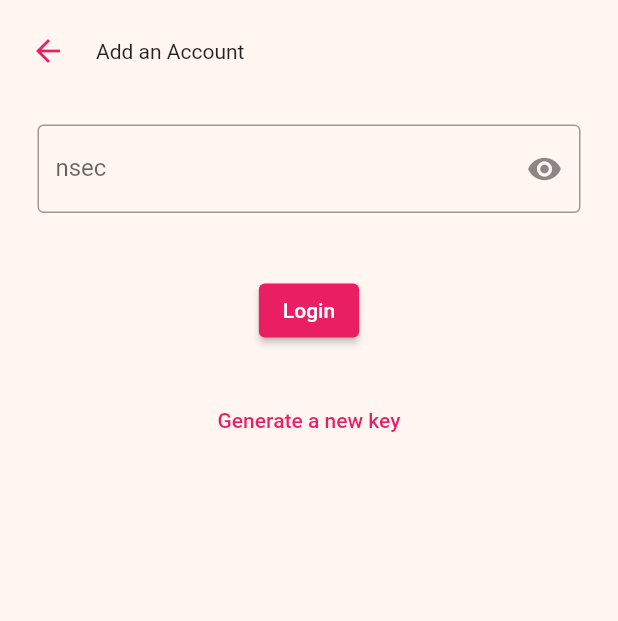
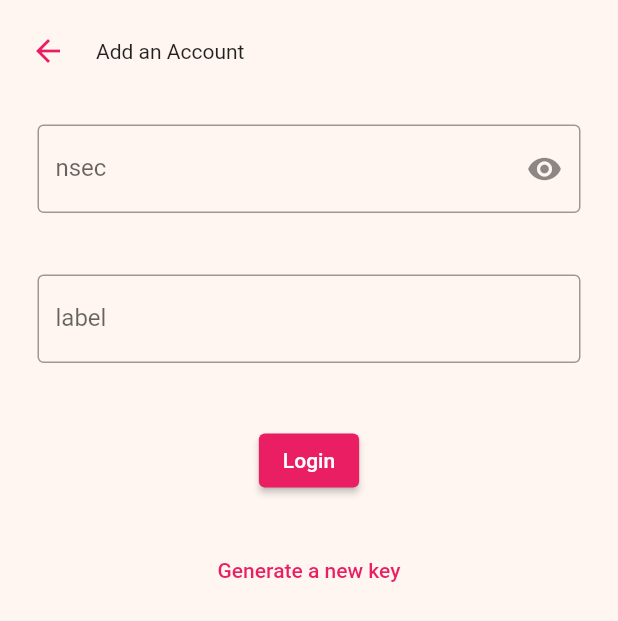
Before and after one commit to wavlake/watermelon, a Flutter app: the screen it shows after launch, on a phone screen of 412 x 824 dp. Shown: the top 621 px of the screen. Run offline on Flutter 3.47's test engine with Material 2 defaults, Android fonts, the phone set to English and light mode, and no system bars; our stand-ins replace flutter_secure_storage, get_storage; missing offline and left inert: mobile_scanner, nostr, nostr_tools; accounts and stored records are empty; Roboto replaces fonts that are missing (Poppins).

Commit message:
add label edit label

```diff
--- a/lib/components/buttons.dart
+++ b/lib/components/buttons.dart
@@ -1,5 +1,5 @@
 import 'package:flutter/material.dart';
-import '../../model/profiles.dart';
+import '../model/user_profile.dart';
 import '../../model/state.dart';
 
 // This is currently not used anywhere, but it's a good example of how to create a custom button.
--- a/lib/components/delete_profile_dialog.dart
+++ b/lib/components/delete_profile_dialog.dart
@@ -1,6 +1,6 @@
 import 'package:provider/provider.dart';
 import 'package:flutter/material.dart';
-import 'package:watermelon/model/profiles.dart';
+import 'package:watermelon/model/user_profile.dart';
 import '../model/state.dart';
 
 Future<void> deleteProfileDialog(BuildContext context, UserProfile profile,
--- a/lib/components/top_back_button.dart
+++ b/lib/components/top_back_button.dart
@@ -9,19 +9,19 @@ Map<Screen, Screen> backButtonMap = {
   Screen.addUserProfile: Screen.signing,
   Screen.signing: Screen.addUserProfile,
   Screen.scanner: Screen.signing,
+  Screen.editUserProfile: Screen.signing,
 };
 
 class TopBackButton extends StatelessWidget {
-  const TopBackButton({
-    super.key,
-    this.title = "",
-  });
+  const TopBackButton({super.key, this.title = ""});
 
   final String title;
 
   @override
   Widget build(BuildContext context) {
     var appState = context.watch<AppState>();
+
+    Screen? targetScreen = backButtonMap[appState.currentScreen];
 
     return Padding(
       padding: const EdgeInsets.only(top: 10),
@@ -33,8 +33,7 @@ class TopBackButton extends StatelessWidget {
               TextButton(
                   onPressed:
                       () => // lookup the back button's target screen using the current screen
-                          appState
-                              .navigate(backButtonMap[appState.currentScreen]!),
+                          appState.navigate(targetScreen ?? Screen.signing),
                   child: const Icon(Icons.arrow_back)),
               if (title.isNotEmpty) Text(title),
             ],
--- a/lib/main.dart
+++ b/lib/main.dart
@@ -1,8 +1,9 @@
 import 'package:flutter/material.dart';
 import 'package:provider/provider.dart';
 import 'package:get_storage/get_storage.dart';
-import 'package:watermelon/screens/add_user_profile_screen.dart';
-import 'package:watermelon/screens/userProfile/user_profile_screen.dart';
+import 'screens/userProfile/add_user_profile_screen.dart';
+import 'screens/userProfile/edit_profile_screen.dart';
+import 'screens/userProfile/user_profile_screen.dart';
 import 'model/constants.dart';
 import 'screens/signing_screen.dart';
 import 'screens/welcome_screen.dart';
@@ -61,7 +62,6 @@ class _MyHomePageState extends State<_MyHomePage> {
   bool showProfilePicker = false;
 
   void closeProfilePicker() {
-    print("closeProfilePicker");
     setState(() {
       showProfilePicker = false;
     });
@@ -80,7 +80,6 @@ class _MyHomePageState extends State<_MyHomePage> {
 
     bool shouldShowProfilePicker = showProfilePicker &&
         shouldShowProfileSwitchButton[appState.currentScreen]!;
-    print(showProfilePicker);
 
     Widget page;
     switch (appState.currentScreen) {
@@ -100,6 +99,9 @@ class _MyHomePageState extends State<_MyHomePage> {
         break;
       case Screen.loading:
         page = const LoadingScreen();
+        break;
+      case Screen.editUserProfile:
+        page = const EditProfileScreen();
         break;
       default:
         throw UnimplementedError('no widget for ${appState.currentScreen}');
--- a/lib/model/constants.dart
+++ b/lib/model/constants.dart
@@ -2,7 +2,14 @@ import 'dart:ui';
 
 import 'package:flutter/material.dart';
 
-enum Screen { welcome, addUserProfile, signing, scanner, loading }
+enum Screen {
+  welcome,
+  addUserProfile,
+  signing,
+  scanner,
+  loading,
+  editUserProfile
+}
 
 const storageKeyPrivateHex = "privateHexKey";
 const storageKeyUserProfiles = "userPrivateProfiles";
@@ -15,6 +22,7 @@ const Map<Screen, bool> shouldShowProfileSwitchButton = {
   Screen.signing: true,
   Screen.scanner: true,
   Screen.loading: false,
+  Screen.editUserProfile: false,
 };
 
 // https://stackoverflow.com/questions/50081213/how-do-i-use-hexadecimal-color-strings-in-flutter
--- a/lib/model/state.dart
+++ b/lib/model/state.dart
@@ -7,7 +7,7 @@ import 'dart:async';
 import 'dart:convert';
 import 'dart:io';
 
-import 'profiles.dart';
+import 'user_profile.dart';
 import 'constants.dart';
 
 final _keyGenerator = KeyApi();
@@ -44,9 +44,21 @@ class AppState with ChangeNotifier {
   String loadingText = "";
   String unsecurePrivateHexKey = "";
   TextEditingController nsecController = TextEditingController();
+  TextEditingController labelController = TextEditingController();
   final formKey = GlobalKey<FormState>();
   String relayAddress = "wss://relay.wavlake.com";
   bool showProfileSelector = false;
+  UserProfile? editingProfile;
+
+  void setEditingProfile(UserProfile profile) {
+    editingProfile = profile;
+    labelController.text = profile.label;
+  }
+
+  void saveLabel() {
+    editProfile(editingProfile!, labelController.text);
+    navigate(Screen.signing);
+  }
 
   /// The user profile that is currently active, can be null
   UserProfile? get activeProfile {
@@ -96,6 +108,11 @@ class AppState with ChangeNotifier {
 
   /// A method to navigate to a new screen
   void navigate(Screen newScreen) {
+    if (newScreen == Screen.editUserProfile && editingProfile == null) {
+      debugPrint(
+          "Error: no profile to edit, did you forget to call setEditingProfile");
+      return;
+    }
     // update the state
     currentScreen = newScreen;
     notifyListeners();
@@ -184,11 +201,14 @@ class AppState with ChangeNotifier {
 
   Future<void> addNewProfile() async {
     try {
+      var label = labelController.text.isEmpty
+          ? "New Profile ${userProfiles.length + 1}"
+          : labelController.text;
       var newNsec = nsecController.text;
       var newNpub = nsecToNpub(newNsec);
       var newUserProfile = UserProfile(
         npub: newNpub,
-        label: "New Profile",
+        label: label,
       );
       // if there is not activeProfile
       if (activeProfile == null) {
--- a/lib/model/profiles.dart
+++ b/lib/model/user_profile.dart
@@ -19,6 +19,9 @@ class UserProfile {
 
   String npub;
   String label;
+  // fake profile image url, update to pull from relay
+  // https://github.com/nostr-protocol/nips/blob/master/01.md#basic-event-kinds
+  String profileUrl = "https://i.pravatar.cc/200";
   bool isActive = false;
 
   Map<String, dynamic> toJson() {
--- a/lib/screens/add_user_profile_screen.dart
+++ b/lib/screens/userProfile/add_user_profile_screen.dart
@@ -1,8 +1,10 @@
 import 'package:flutter/material.dart';
 import 'package:provider/provider.dart';
 
-import '../components/top_back_button.dart';
-import '../model/state.dart';
+import '../../components/top_back_button.dart';
+import '../../model/state.dart';
+import 'label_input.dart';
+import 'nsec_input.dart';
 
 class AddUserProfileScreen extends StatelessWidget {
   const AddUserProfileScreen({
@@ -31,10 +33,10 @@ class AddUserProfileScreen extends StatelessWidget {
                 mainAxisAlignment: MainAxisAlignment.spaceBetween,
                 children: [
                   NsecInput(appState: appState),
+                  LabelInput(appState: appState),
                   ElevatedButton(
                     onPressed: () {
                       if (appState.formKey.currentState!.validate()) {
-                        print("valid");
                         closeProfilePicker();
                         appState.addNewProfile();
                       } else {
@@ -65,54 +67,3 @@ class AddUserProfileScreen extends StatelessWidget {
         ));
   }
 }
-
-class NsecInput extends StatefulWidget {
-  const NsecInput({
-    super.key,
-    required this.appState,
-  });
-
-  final AppState appState;
-
-  @override
-  State<NsecInput> createState() => _NsecInputState();
-}
-
-class _NsecInputState extends State<NsecInput> {
-  bool isObscured = true;
-
-  @override
-  Widget build(BuildContext context) {
-    return SizedBox(
-      height: 100,
-      child: TextFormField(
-        controller: widget.appState.nsecController,
-        obscureText: isObscured,
-        decoration: InputDecoration(
-          border: const OutlineInputBorder(),
-          labelText: "nsec",
-          suffixIcon: IconButton(
-            onPressed: () {
-              setState(() {
-                isObscured = !isObscured;
-              });
-            },
-            icon: isObscured
-                ? const Icon(Icons.visibility)
-                : const Icon(Icons.visibility_off),
-          ),
-        ),
-        validator: (value) {
-          if (value == null || value.isEmpty) {
-            return 'Key is required';
-          }
-          if (!widget.appState.isValidNsec(value)) {
-            return 'Please enter a valid key';
-          }
-
-          return null;
-        },
-      ),
-    );
-  }
-}
--- /dev/null
+++ b/lib/screens/userProfile/label_input.dart
@@ -0,0 +1,31 @@
+import 'package:flutter/material.dart';
+
+import '../../model/state.dart';
+
+class LabelInput extends StatefulWidget {
+  const LabelInput({
+    super.key,
+    required this.appState,
+  });
+
+  final AppState appState;
+
+  @override
+  State<LabelInput> createState() => _LabelInputState();
+}
+
+class _LabelInputState extends State<LabelInput> {
+  @override
+  Widget build(BuildContext context) {
+    return SizedBox(
+      height: 100,
+      child: TextFormField(
+        controller: widget.appState.labelController,
+        decoration: const InputDecoration(
+          border: OutlineInputBorder(),
+          labelText: "label",
+        ),
+      ),
+    );
+  }
+}
--- /dev/null
+++ b/lib/screens/userProfile/nsec_input.dart
@@ -0,0 +1,54 @@
+import 'package:flutter/material.dart';
+
+import '../../model/state.dart';
+
+class NsecInput extends StatefulWidget {
+  const NsecInput({
+    super.key,
+    required this.appState,
+  });
+
+  final AppState appState;
+
+  @override
+  State<NsecInput> createState() => _NsecInputState();
+}
+
+class _NsecInputState extends State<NsecInput> {
+  bool isObscured = true;
+
+  @override
+  Widget build(BuildContext context) {
+    return SizedBox(
+      height: 100,
+      child: TextFormField(
+        controller: widget.appState.nsecController,
+        obscureText: isObscured,
+        decoration: InputDecoration(
+          border: const OutlineInputBorder(),
+          labelText: "nsec",
+          suffixIcon: IconButton(
+            onPressed: () {
+              setState(() {
+                isObscured = !isObscured;
+              });
+            },
+            icon: isObscured
+                ? const Icon(Icons.visibility)
+                : const Icon(Icons.visibility_off),
+          ),
+        ),
+        validator: (value) {
+          if (value == null || value.isEmpty) {
+            return 'Key is required';
+          }
+          if (!widget.appState.isValidNsec(value)) {
+            return 'Please enter a valid key';
+          }
+
+          return null;
+        },
+      ),
+    );
+  }
+}
--- a/lib/screens/userProfile/user_profile_screen.dart
+++ b/lib/screens/userProfile/user_profile_screen.dart
@@ -15,10 +15,10 @@ class UserProfileScreen extends StatelessWidget {
 
     // profile list view
     return Padding(
-      padding: const EdgeInsets.all(15.0),
+      padding: const EdgeInsets.only(left: 15.0, right: 15.0),
       child: Column(
           crossAxisAlignment: CrossAxisAlignment.center,
-          mainAxisAlignment: MainAxisAlignment.spaceBetween,
+          mainAxisAlignment: MainAxisAlignment.start,
           children: [
             const Padding(
               padding: EdgeInsets.only(bottom: 15.0),
@@ -35,6 +35,8 @@ class UserProfileScreen extends StatelessWidget {
               padding: const EdgeInsets.only(top: 15.0, bottom: 8.0),
               child: ElevatedButton(
                   onPressed: () {
+                    appState.labelController.clear();
+                    appState.nsecController.clear();
                     appState.navigate(Screen.addUserProfile);
                   },
                   child: const Text("Add New Account")),
```
Also changed, not shown: lib/components/user_avatar.dart (+6 -8 lines), lib/screens/userProfile/edit_profile_screen.dart (added, +30 -0 lines), lib/screens/userProfile/profile_row.dart (+5 -3 lines).
